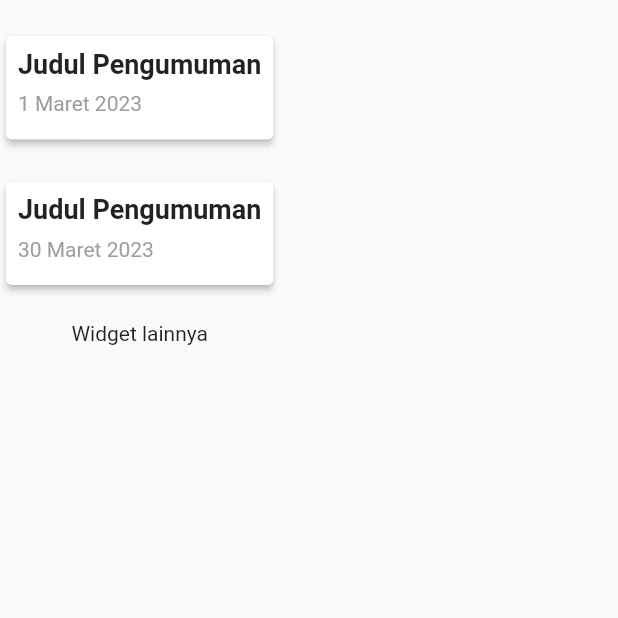
After one commit to EigaCerion/Prototype, a Flutter app: the screen it shows after launch, after a tap on the "notifications" icon, on a phone screen of 412 x 824 dp, the top half of it. The commit adds this screen. Run offline on Flutter 3.47's test engine with Material 2 defaults, Android fonts, the phone set to English and light mode, and no system bars.

Commit message:
update progress

```diff
--- a/lib/main.dart
+++ b/lib/main.dart
@@ -1,5 +1,5 @@
 import 'package:digimon_ego_app/Provider/LoginProvider.dart';
-import 'package:digimon_ego_app/view/pages/HomeView.dart';
+import 'package:digimon_ego_app/view/pages/home_view.dart';
 import 'package:flutter/material.dart';
 import 'package:provider/provider.dart';
 
--- a/lib/view/pages/HomeView.dart
+++ b/lib/view/pages/home_view.dart
@@ -1,5 +1,7 @@
 import 'package:flutter/material.dart';
 import 'package:flutter/widgets.dart';
+import 'info_View.dart';
+import 'profil_view.dart';
 import 'package:flutter/src/widgets/framework.dart';
 import 'package:flutter/src/widgets/placeholder.dart';
 
@@ -23,9 +25,24 @@ class HomeView extends StatelessWidget {
                     bottomRight: Radius.circular(30),
                   ),
                 ),
+                child: ContainerFill(),
               ),
-              ContainerFill(),
-              const Profile(),
+              Positioned(
+                top: 0,
+                left: 0,
+                child: IconButton(
+                  icon: Icon(Icons.notifications),
+                  onPressed: () {
+                   Navigator.push(
+                            context,
+                            MaterialPageRoute(
+                              builder: (context) => InfoView(),
+                            ),
+                          ); // aksi ketika tombol ditekan
+                  },
+                ),
+              ),
+              Profile(),
               TopWidget(),
             ],
           ),
@@ -67,7 +84,7 @@ class TextWidget extends StatelessWidget {
             crossAxisAlignment: CrossAxisAlignment.start,
             children: [
               Text(
-                'Yusuf Aristokrat',
+                'Yusuf Aristokrat S.Kom',
                 style: TextStyle(
                     fontSize: 16,
                     fontFamily: 'Poppins',
@@ -113,17 +130,11 @@ class ContainerFill extends StatelessWidget {
   @override
   Widget build(BuildContext context) {
     return Positioned.fill(
-      child: ColorFiltered(
-        colorFilter: ColorFilter.mode(
-          Color(0xFFD9D9D9).withOpacity(0.8),
-          BlendMode.dstATop,
-        ),
-        child: Opacity(
-          opacity: 0.5,
-          child: Image.asset(
-            'assets/images/Learning.png',
-            fit: BoxFit.fitHeight,
-          ),
+      child: Opacity(
+        opacity: 0.5,
+        child: Image.asset(
+          'assets/images/learning.png',
+          fit: BoxFit.fitHeight,
         ),
       ),
     );
@@ -177,13 +188,13 @@ class Profile extends StatelessWidget {
           ),
           child: Padding(
             padding: const EdgeInsets.only(
-              right: 30,
+              right: 10,
               top: 45,
               left: 0,
               bottom: 0,
             ),
             child: CircleAvatar(
-              radius: 38.0,
+              radius: 30.0,
               backgroundImage: AssetImage('assets/images/logo.png'),
             ),
           ),
--- /dev/null
+++ b/lib/view/pages/info_view.dart
@@ -0,0 +1,90 @@
+import 'package:flutter/material.dart';
+import 'package:flutter/src/widgets/framework.dart';
+import 'package:flutter/src/widgets/placeholder.dart';
+
+class InfoView extends StatelessWidget {
+  const InfoView({super.key});
+
+  @override
+  Widget build(BuildContext context) {
+    return Scaffold(
+      body: SafeArea(
+        child: SingleChildScrollView(
+          child: Column(
+            children: [
+              // widget pengumuman
+              SizedBox(height: 20),
+              PengumumanCard(
+                title: "Judul Pengumuman",
+                date: "1 Maret 2023",
+                content: "Isi pengumuman",
+              ),
+              SizedBox(height: 20),
+              PengumumanCard(
+                title: "Judul Pengumuman",
+                date: "30 Maret 2023",
+                content: "Isi pengumuman",
+              ),
+              SizedBox(height: 20),
+              // widget lainnya
+              Text("Widget lainnya"),
+            ],
+          ),
+        ),
+      ),
+    );
+  }
+}
+
+class PengumumanCard extends StatefulWidget {
+  final String title;
+  final String date;
+  final String content;
+
+  const PengumumanCard({Key? key, required this.title, required this.date, required this.content})
+      : super(key: key);
+
+  @override
+  _PengumumanCardState createState() => _PengumumanCardState();
+}
+
+class _PengumumanCardState extends State<PengumumanCard> {
+  bool _showDetails = false;
+
+  @override
+  Widget build(BuildContext context) {
+    return GestureDetector(
+      onTap: () {
+        setState(() {
+          _showDetails = !_showDetails;
+        });
+      },
+      child: Card(
+        elevation: 2.0,
+        child: Padding(
+          padding: const EdgeInsets.all(8.0),
+          child: Column(
+            crossAxisAlignment: CrossAxisAlignment.start,
+            children: [
+              Text(
+                widget.title,
+                style: TextStyle(fontSize: 18.0, fontWeight: FontWeight.bold),
+              ),
+              SizedBox(height: 8.0),
+              Text(
+                widget.date,
+                style: TextStyle(fontSize: 14.0, color: Colors.grey),
+              ),
+              SizedBox(height: 8.0),
+              if (_showDetails)
+                Text(
+                  widget.content,
+                  style: TextStyle(fontSize: 16.0),
+                ),
+            ],
+          ),
+        ),
+      ),
+    );
+  }
+}
--- a/lib/view/pages/LoginView.dart
+++ b/lib/view/pages/login_view.dart
@@ -1,5 +1,5 @@
 import 'package:digimon_ego_app/Provider/LoginProvider.dart';
-import 'package:digimon_ego_app/view/pages/HomeView.dart';
+import 'package:digimon_ego_app/view/pages/home_view.dart';
 import 'package:flutter/cupertino.dart';
 import 'package:flutter/material.dart';
 import 'package:provider/provider.dart';
--- /dev/null
+++ b/lib/view/pages/profil_view.dart
@@ -0,0 +1,11 @@
+import 'package:flutter/src/widgets/framework.dart';
+import 'package:flutter/src/widgets/placeholder.dart';
+
+class ProfilView extends StatelessWidget {
+  const ProfilView({super.key});
+
+  @override
+  Widget build(BuildContext context) {
+    return const Placeholder();
+  }
+}
--- a/pubspec.yaml
+++ b/pubspec.yaml
@@ -83,6 +83,7 @@ flutter:
       fonts:
         - asset: assets/fonts/Poppins/Poppins-Regular.ttf
         - asset: assets/fonts/Poppins/Poppins-Bold.ttf
+        - asset: assets/fonts/Poppins/Poppins-italic.ttf
     # - family: Schyler
     #   fonts:
     #     - asset: fonts/Schyler-Regular.ttf
```
